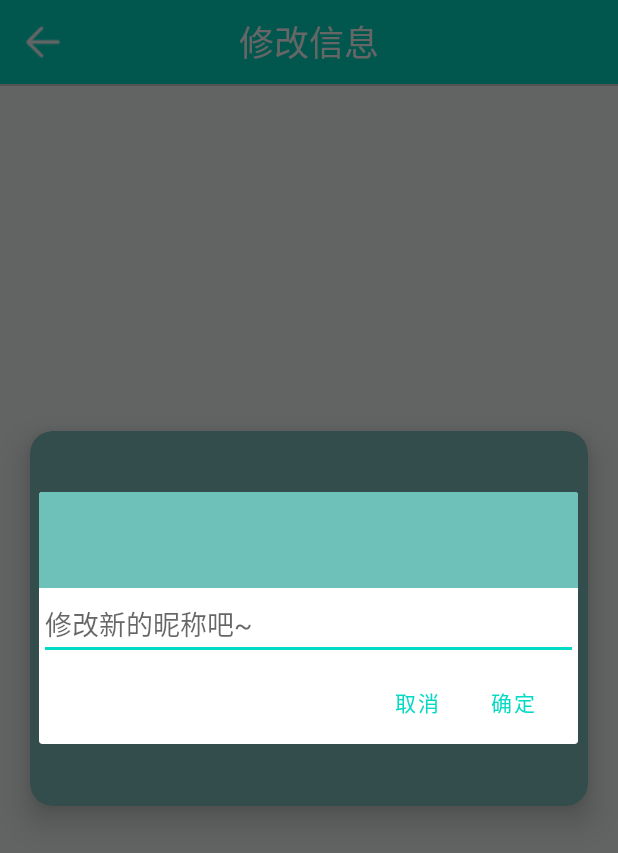
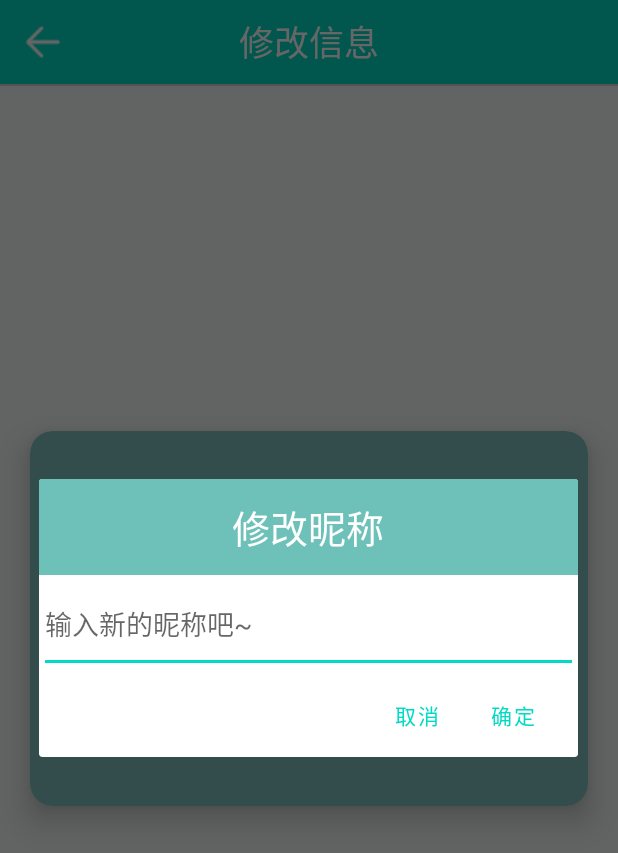
Before and after one commit to 1291945816/yxy-Android, an Android app: the ChangeInfoActivity screen opened directly, with no data from a screen before it, after a tap on "修改昵称", on a phone screen of 412 x 824 dp. Shown: the top 853 px of the screen. Run offline under Robolectric (Android 15) with nearby library versions, the phone set to English and light mode, and no system bars; libraries missing offline, so code that uses them is left out: com.roger.catloadinglibrary, com.shashank.sony.

```diff
--- a/app/src/main/res/layout/dialog_signin.xml
+++ b/app/src/main/res/layout/dialog_signin.xml
@@ -6,13 +6,17 @@
     android:layout_width="match_parent"
     android:layout_height="match_parent">
 
-    <ImageView
-        android:id="@+id/imageView"
+    <TextView
+        android:id="@+id/textview1"
         android:layout_width="match_parent"
         android:layout_height="64dp"
         android:background="#6EC1B9"
         android:contentDescription="@string/app_name"
         android:scaleType="center"
+        android:text="修改昵称"
+        android:textSize="25sp"
+        android:textColor="#FFFFFF"
+        android:gravity="center"
         app:layout_constraintBottom_toBottomOf="parent"
         app:layout_constraintTop_toTopOf="parent"
         app:layout_constraintVertical_bias="0.0"
@@ -21,11 +25,11 @@
     <EditText
         android:id="@+id/edt_changenickname"
         android:layout_width="match_parent"
-        android:layout_height="wrap_content"
-        android:hint="修改新的昵称吧~"
+        android:layout_height="65dp"
+        android:hint="输入新的昵称吧~"
         android:inputType="textEmailAddress"
         app:layout_constraintBottom_toBottomOf="parent"
-        app:layout_constraintTop_toBottomOf="@+id/imageView"
+        app:layout_constraintTop_toBottomOf="@+id/textview1"
         app:layout_constraintVertical_bias="0.039"
         tools:layout_editor_absoluteX="0dp" />
 
--- a/app/src/main/res/layout/fragment_mine.xml
+++ b/app/src/main/res/layout/fragment_mine.xml
@@ -139,6 +139,7 @@
                         app:layout_constraintRight_toRightOf="parent"
                         android:background="@drawable/ic_baseline_near_me_24"
                         android:contentDescription="TODO" />
+                    <!--
                     <TextView
                         android:layout_width="wrap_content"
                         android:layout_height="wrap_content"
@@ -169,6 +170,7 @@
                         android:text="发 布"
                         android:textSize="18sp"
                         android:textColor="@color/black" />
+                        -->
 
                     <TextView
                         android:id="@+id/publishSum"
```
Also changed, not shown: app/src/main/java/kilig/ink/yxy/fragment/MineFragment.java (+9 -5 lines).
